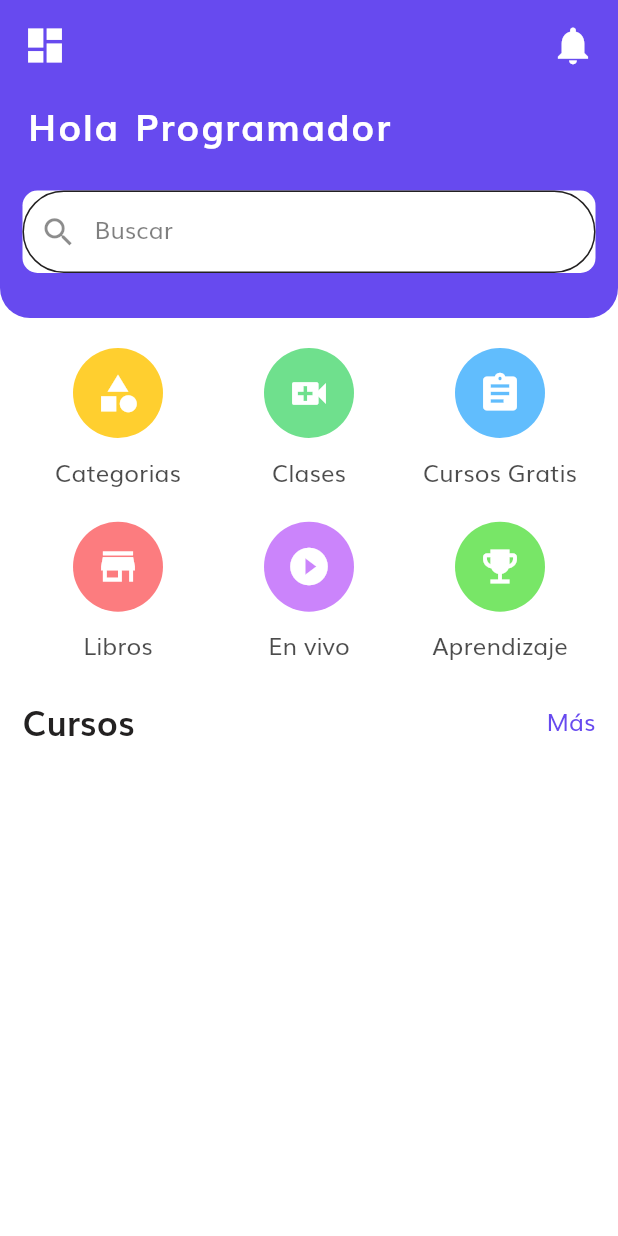
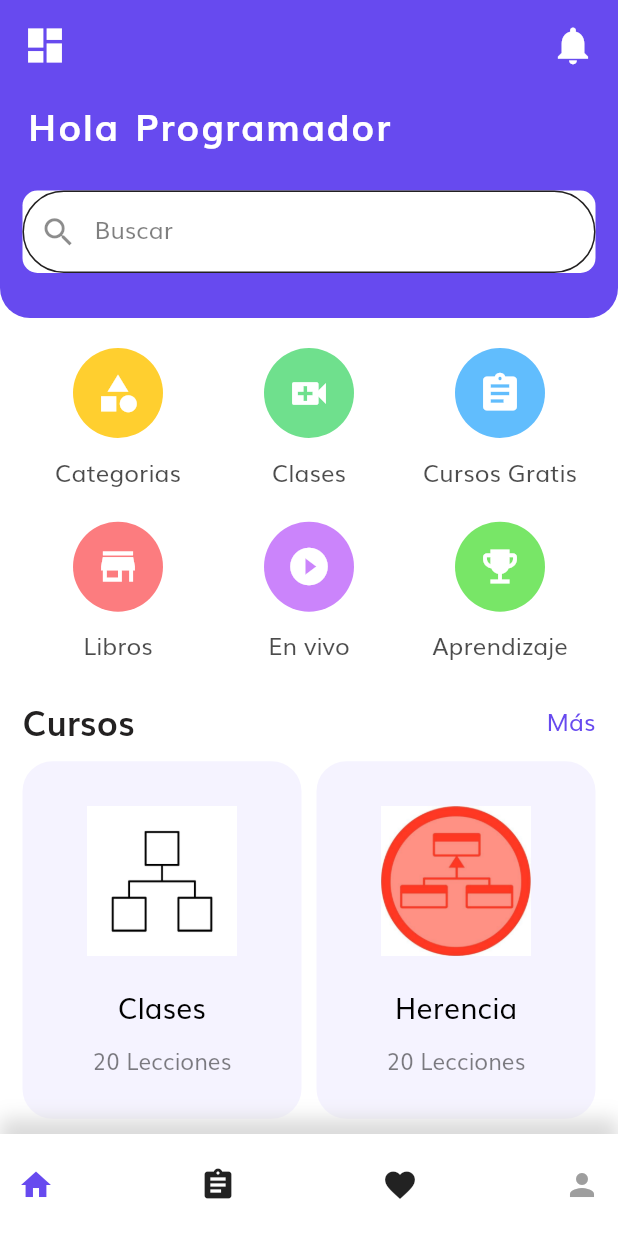
Before and after one commit to Felipe-CR/object_coder, a Flutter app: the HomeScreen screen opened by its route, on a phone screen of 412 x 824 dp. Run offline on Flutter 3.47's test engine with Material 2 defaults, Android fonts, the phone set to English and light mode, and no system bars; our stand-ins replace flutter_svg.

Commit message:
finalización del Home

```diff
--- a/lib/screens/home/home_screen.dart
+++ b/lib/screens/home/home_screen.dart
@@ -1,3 +1,5 @@
+import 'package:ObjectCoder/components/custom_bottom_nav_bar.dart';
+import 'package:ObjectCoder/enum.dart';
 import 'package:flutter/material.dart';
 import 'package:ObjectCoder/constants.dart';
 
@@ -62,6 +64,21 @@ class HomeScreen extends StatelessWidget {
         size: 30,
       ),
     ];
+
+    List imgList = [
+      "Clases",
+      "Herencia",
+      "Objetos",
+      "Paralelismo",
+      "Encapsulamiento",
+      "Threads"
+    ];
+
+    // List imgList = [
+    //   "React Native",
+    //   "Python",
+    //   "C#",
+    // ];
 
     return Scaffold(
       body: ListView(
@@ -192,11 +209,66 @@ class HomeScreen extends StatelessWidget {
                     ),
                   ],
                 ),
+                const SizedBox(height: 10),
+                GridView.builder(
+                  itemCount: imgList.length,
+                  shrinkWrap: true,
+                  physics: NeverScrollableScrollPhysics(),
+                  gridDelegate: SliverGridDelegateWithFixedCrossAxisCount(
+                    crossAxisCount: 2,
+                    childAspectRatio: (MediaQuery.of(context).size.height - 50 -25) / (4 * 240),
+                    mainAxisSpacing: 10,
+                    crossAxisSpacing: 10,
+                  ),
+                  itemBuilder: (context, index) {
+                    return InkWell(
+                      onTap: () {},
+                      child: Container(
+                        padding: EdgeInsets.symmetric(vertical: 20, horizontal: 10),
+                        decoration: BoxDecoration(
+                          borderRadius: BorderRadius.circular(20),
+                          color: Color(0xFFF5F3FF),
+                        ),
+                        child: Column(
+                          children: [
+                            Padding(
+                              padding: EdgeInsets.all(10),
+                              child: Image.asset(
+                                "assets/images/${imgList[index]}.png",
+                                width: 100,
+                                height: 100,
+                              ),
+                            ),
+                            SizedBox(height: 10),
+                            Text(
+                              imgList[index],
+                              style:  const TextStyle(
+                                fontSize: 19,
+                                fontWeight: FontWeight.w400,
+                                color: Colors.black,
+                              ),
+                            ),
+                            SizedBox(height: 10),
+                            Text(
+                              "20 Lecciones",
+                              style: TextStyle(
+                                fontSize: 15,
+                                fontWeight: FontWeight.w500,
+                                color: Colors.black.withOpacity(0.5),
+                              ),
+                            )
+                          ],
+                        ),
+                      ),
+                    );
+                  },
+                ),
               ],
             ),
           ),
         ],
       ),
+      bottomNavigationBar: CustomBottomNavBar(selectMenu: MenuState.home),
     );
   }
 }
```
